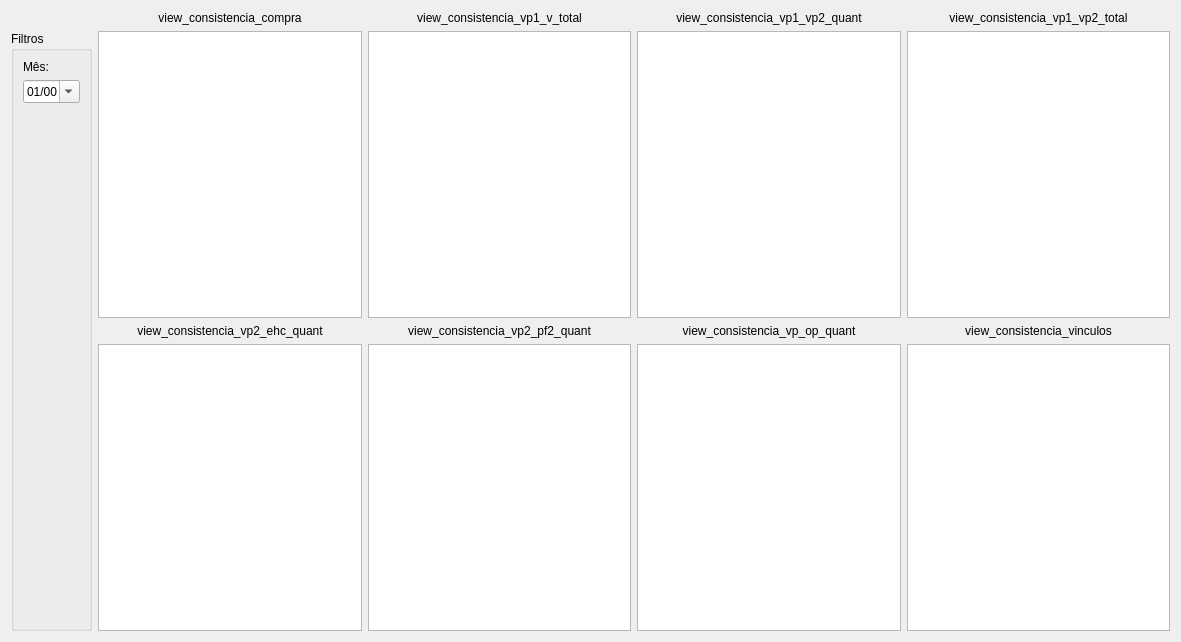
Before: the Qt Designer form ui/widgetconsistencia.ui in darktorres/ERP-STACCATO, drawn with Qt 5.
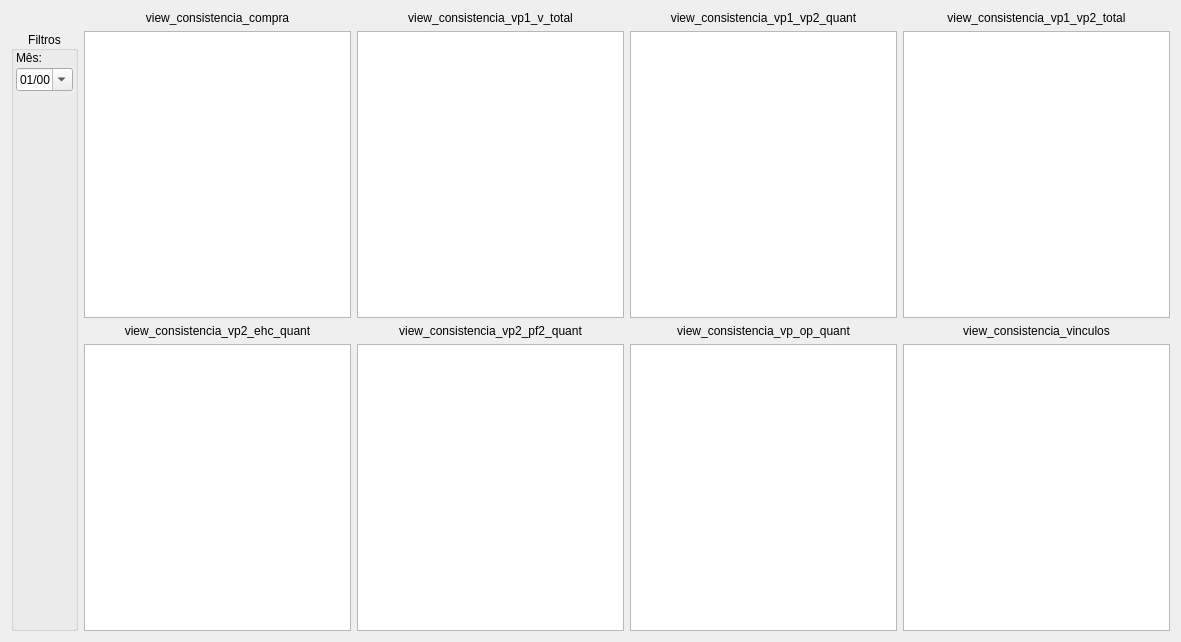
After: the same form once the commit is applied. Custom widgets are drawn as their Qt base class.

Patch:
```diff
--- a/ui/widgetconsistencia.ui
+++ b/ui/widgetconsistencia.ui
@@ -114,7 +114,25 @@
      <property name="title">
       <string>Filtros</string>
      </property>
+     <property name="alignment">
+      <set>Qt::AlignCenter</set>
+     </property>
      <layout class="QGridLayout" name="gridLayout_3">
+      <property name="leftMargin">
+       <number>2</number>
+      </property>
+      <property name="topMargin">
+       <number>0</number>
+      </property>
+      <property name="rightMargin">
+       <number>2</number>
+      </property>
+      <property name="bottomMargin">
+       <number>0</number>
+      </property>
+      <property name="spacing">
+       <number>3</number>
+      </property>
       <item row="1" column="0">
        <widget class="QDateEdit" name="dateEditMes">
         <property name="displayFormat">
@@ -132,8 +150,8 @@
         </property>
         <property name="sizeHint" stdset="0">
          <size>
-          <width>20</width>
-          <height>40</height>
+          <width>0</width>
+          <height>0</height>
          </size>
         </property>
        </spacer>
```
